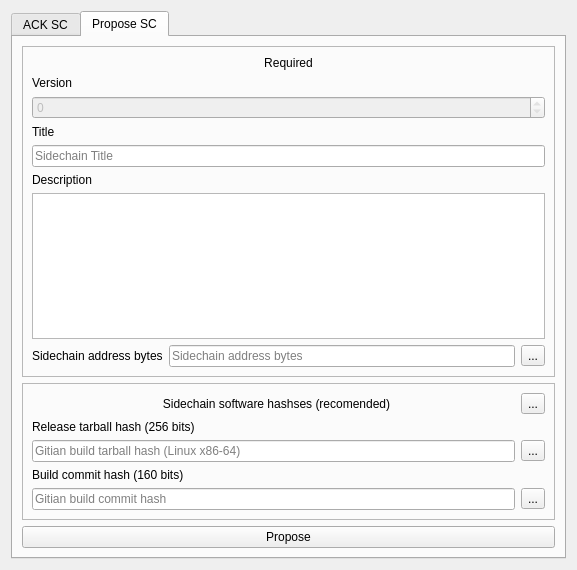
First picture: the form in src/qt/forms/sidechainactivationdialog.ui, repository torkelrogstad/mainchain, before the edit.
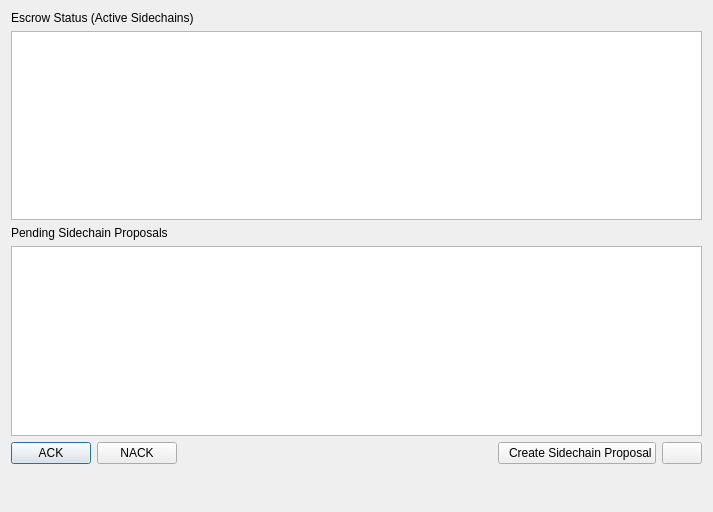
Second picture: the form after the edit. The open tabs and pages were chosen to show the change. Icons and pictures are not drawn.

Commit message:
Sidechain activation GUI updates
* Add sidechain proposal creation dialog and move functions from
sidechain activation dialog

* Remove frame around "make deposits / see withdrawals" tabs

* Remove tabs from sidechain activation dialog and combine all tables
into one page

```diff
--- a/src/qt/forms/sidechainactivationdialog.ui
+++ b/src/qt/forms/sidechainactivationdialog.ui
@@ -6,364 +6,103 @@
    <rect>
     <x>0</x>
     <y>0</y>
-    <width>577</width>
-    <height>570</height>
+    <width>713</width>
+    <height>512</height>
    </rect>
   </property>
   <property name="windowTitle">
    <string>Sidechain Activation Management</string>
   </property>
-  <layout class="QVBoxLayout" name="verticalLayout">
-   <item>
-    <widget class="QTabWidget" name="tabWidget">
-     <property name="currentIndex">
-      <number>0</number>
+  <layout class="QGridLayout" name="gridLayout">
+   <item row="1" column="0">
+    <widget class="QLabel" name="label">
+     <property name="text">
+      <string>Escrow Status (Active Sidechains)</string>
      </property>
-     <widget class="QWidget" name="tab">
-      <attribute name="title">
-       <string>ACK SC</string>
-      </attribute>
-      <layout class="QVBoxLayout" name="verticalLayout_2">
-       <item>
-        <widget class="QLabel" name="label_7">
-         <property name="text">
-          <string>Active sidechain proposals</string>
-         </property>
-        </widget>
-       </item>
-       <item>
-        <widget class="QTableView" name="tableViewActivation"/>
-       </item>
-       <item>
-        <widget class="QPushButton" name="pushButtonActivate">
-         <property name="text">
-          <string>ACK</string>
-         </property>
-        </widget>
-       </item>
-       <item>
-        <widget class="QPushButton" name="pushButtonReject">
-         <property name="text">
-          <string>NACK</string>
-         </property>
-        </widget>
-       </item>
-       <item>
-        <widget class="QPushButton" name="pushButtonHelp">
-         <property name="text">
-          <string>Help</string>
-         </property>
-        </widget>
-       </item>
-       <item>
-        <widget class="QLabel" name="label">
-         <property name="text">
-          <string>Escrow Status</string>
-         </property>
-        </widget>
-       </item>
-       <item>
-        <widget class="QTableView" name="tableViewEscrow"/>
-       </item>
-      </layout>
-     </widget>
-     <widget class="QWidget" name="tab_2">
-      <attribute name="title">
-       <string>Propose SC</string>
-      </attribute>
-      <layout class="QVBoxLayout" name="verticalLayout_4">
-       <item>
-        <widget class="QFrame" name="frame_13">
-         <property name="frameShape">
-          <enum>QFrame::StyledPanel</enum>
-         </property>
-         <property name="frameShadow">
-          <enum>QFrame::Raised</enum>
-         </property>
-         <layout class="QVBoxLayout" name="verticalLayout_12">
-          <item>
-           <widget class="QLabel" name="label_3">
-            <property name="text">
-             <string>Required</string>
-            </property>
-            <property name="alignment">
-             <set>Qt::AlignCenter</set>
-            </property>
-           </widget>
-          </item>
-          <item>
-           <widget class="QLabel" name="label_13">
-            <property name="text">
-             <string>Version</string>
-            </property>
-           </widget>
-          </item>
-          <item>
-           <widget class="QSpinBox" name="spinBoxVersion">
-            <property name="enabled">
-             <bool>false</bool>
-            </property>
-            <property name="maximum">
-             <number>0</number>
-            </property>
-           </widget>
-          </item>
-          <item>
-           <widget class="QLabel" name="label_4">
-            <property name="text">
-             <string>Title</string>
-            </property>
-           </widget>
-          </item>
-          <item>
-           <widget class="QLineEdit" name="lineEditTitle">
-            <property name="placeholderText">
-             <string>Sidechain Title</string>
-            </property>
-           </widget>
-          </item>
-          <item>
-           <widget class="QLabel" name="label_5">
-            <property name="text">
-             <string>Description</string>
-            </property>
-           </widget>
-          </item>
-          <item>
-           <widget class="QPlainTextEdit" name="plainTextEditDescription">
-            <property name="plainText">
-             <string/>
-            </property>
-            <property name="placeholderText">
-             <string>Describe the sidechain...</string>
-            </property>
-           </widget>
-          </item>
-          <item>
-           <widget class="QFrame" name="frame_11">
-            <property name="frameShape">
-             <enum>QFrame::NoFrame</enum>
-            </property>
-            <property name="frameShadow">
-             <enum>QFrame::Raised</enum>
-            </property>
-            <property name="lineWidth">
-             <number>0</number>
-            </property>
-            <layout class="QHBoxLayout" name="horizontalLayout_7">
-             <property name="leftMargin">
-              <number>0</number>
-             </property>
-             <property name="topMargin">
-              <number>0</number>
-             </property>
-             <property name="rightMargin">
-              <number>0</number>
-             </property>
-             <property name="bottomMargin">
-              <number>0</number>
-             </property>
-             <item>
-              <widget class="QLabel" name="label_6">
-               <property name="text">
-                <string>Sidechain address bytes</string>
-               </property>
-              </widget>
-             </item>
-             <item>
-              <widget class="QLineEdit" name="lineEditHash">
-               <property name="text">
-                <string/>
-               </property>
-               <property name="placeholderText">
-                <string>Sidechain address bytes</string>
-               </property>
-              </widget>
-             </item>
-             <item>
-              <widget class="QToolButton" name="toolButtonKeyHash">
-               <property name="text">
-                <string>...</string>
-               </property>
-               <property name="icon">
-                <iconset resource="../drivenet.qrc">
-                 <normaloff>:/icons/transaction_0</normaloff>:/icons/transaction_0</iconset>
-               </property>
-              </widget>
-             </item>
-            </layout>
-           </widget>
-          </item>
-         </layout>
-        </widget>
-       </item>
-       <item>
-        <widget class="QFrame" name="frame_12">
-         <property name="frameShape">
-          <enum>QFrame::StyledPanel</enum>
-         </property>
-         <property name="frameShadow">
-          <enum>QFrame::Raised</enum>
-         </property>
-         <layout class="QVBoxLayout" name="verticalLayout_13">
-          <item>
-           <widget class="QFrame" name="frame_7">
-            <property name="frameShape">
-             <enum>QFrame::NoFrame</enum>
-            </property>
-            <property name="frameShadow">
-             <enum>QFrame::Raised</enum>
-            </property>
-            <layout class="QHBoxLayout" name="horizontalLayout_4">
-             <property name="spacing">
-              <number>0</number>
-             </property>
-             <property name="leftMargin">
-              <number>0</number>
-             </property>
-             <property name="topMargin">
-              <number>0</number>
-             </property>
-             <property name="rightMargin">
-              <number>0</number>
-             </property>
-             <property name="bottomMargin">
-              <number>0</number>
-             </property>
-             <item>
-              <widget class="QLabel" name="label_2">
-               <property name="text">
-                <string>Sidechain software hashses (recomended)</string>
-               </property>
-               <property name="alignment">
-                <set>Qt::AlignCenter</set>
-               </property>
-              </widget>
-             </item>
-             <item>
-              <widget class="QToolButton" name="toolButtonSoftwareHashes">
-               <property name="text">
-                <string>...</string>
-               </property>
-               <property name="icon">
-                <iconset resource="../drivenet.qrc">
-                 <normaloff>:/icons/transaction_0</normaloff>:/icons/transaction_0</iconset>
-               </property>
-              </widget>
-             </item>
-            </layout>
-           </widget>
-          </item>
-          <item>
-           <widget class="QLabel" name="label_11">
-            <property name="text">
-             <string>Release tarball hash (256 bits)</string>
-            </property>
-           </widget>
-          </item>
-          <item>
-           <widget class="QFrame" name="frame_9">
-            <property name="frameShape">
-             <enum>QFrame::NoFrame</enum>
-            </property>
-            <property name="frameShadow">
-             <enum>QFrame::Raised</enum>
-            </property>
-            <layout class="QHBoxLayout" name="horizontalLayout_5">
-             <property name="leftMargin">
-              <number>0</number>
-             </property>
-             <property name="topMargin">
-              <number>0</number>
-             </property>
-             <property name="rightMargin">
-              <number>0</number>
-             </property>
-             <property name="bottomMargin">
-              <number>0</number>
-             </property>
-             <item>
-              <widget class="QLineEdit" name="lineEditIDHash1">
-               <property name="placeholderText">
-                <string>Gitian build tarball hash (Linux x86-64)</string>
-               </property>
-              </widget>
-             </item>
-             <item>
-              <widget class="QToolButton" name="toolButtonIDHash1">
-               <property name="text">
-                <string>...</string>
-               </property>
-               <property name="icon">
-                <iconset resource="../drivenet.qrc">
-                 <normaloff>:/icons/transaction_0</normaloff>:/icons/transaction_0</iconset>
-               </property>
-              </widget>
-             </item>
-            </layout>
-           </widget>
-          </item>
-          <item>
-           <widget class="QLabel" name="label_12">
-            <property name="text">
-             <string>Build commit hash (160 bits)</string>
-            </property>
-           </widget>
-          </item>
-          <item>
-           <widget class="QFrame" name="frame_10">
-            <property name="frameShape">
-             <enum>QFrame::NoFrame</enum>
-            </property>
-            <property name="frameShadow">
-             <enum>QFrame::Raised</enum>
-            </property>
-            <layout class="QHBoxLayout" name="horizontalLayout_6">
-             <property name="leftMargin">
-              <number>0</number>
-             </property>
-             <property name="topMargin">
-              <number>0</number>
-             </property>
-             <property name="rightMargin">
-              <number>0</number>
-             </property>
-             <property name="bottomMargin">
-              <number>0</number>
-             </property>
-             <item>
-              <widget class="QLineEdit" name="lineEditIDHash2">
-               <property name="placeholderText">
-                <string>Gitian build commit hash</string>
-               </property>
-              </widget>
-             </item>
-             <item>
-              <widget class="QToolButton" name="toolButtonIDHash2">
-               <property name="text">
-                <string>...</string>
-               </property>
-               <property name="icon">
-                <iconset resource="../drivenet.qrc">
-                 <normaloff>:/icons/transaction_0</normaloff>:/icons/transaction_0</iconset>
-               </property>
-              </widget>
-             </item>
-            </layout>
-           </widget>
-          </item>
-         </layout>
-        </widget>
-       </item>
-       <item>
-        <widget class="QPushButton" name="pushButtonPropose">
-         <property name="text">
-          <string>Propose</string>
-         </property>
-        </widget>
-       </item>
-      </layout>
-     </widget>
+    </widget>
+   </item>
+   <item row="5" column="0">
+    <widget class="QTableView" name="tableViewActivation"/>
+   </item>
+   <item row="2" column="0">
+    <widget class="QTableView" name="tableViewEscrow"/>
+   </item>
+   <item row="6" column="0">
+    <layout class="QHBoxLayout" name="horizontalLayout_3" stretch="0,0,0,0,0">
+     <property name="sizeConstraint">
+      <enum>QLayout::SetDefaultConstraint</enum>
+     </property>
+     <item>
+      <widget class="QPushButton" name="pushButtonActivate">
+       <property name="text">
+        <string>ACK</string>
+       </property>
+      </widget>
+     </item>
+     <item>
+      <widget class="QPushButton" name="pushButtonReject">
+       <property name="text">
+        <string>NACK</string>
+       </property>
+      </widget>
+     </item>
+     <item>
+      <spacer name="horizontalSpacer">
+       <property name="orientation">
+        <enum>Qt::Horizontal</enum>
+       </property>
+       <property name="sizeHint" stdset="0">
+        <size>
+         <width>40</width>
+         <height>20</height>
+        </size>
+       </property>
+      </spacer>
+     </item>
+     <item>
+      <widget class="QPushButton" name="pushButtonCreate">
+       <property name="sizePolicy">
+        <sizepolicy hsizetype="Maximum" vsizetype="Fixed">
+         <horstretch>0</horstretch>
+         <verstretch>0</verstretch>
+        </sizepolicy>
+       </property>
+       <property name="text">
+        <string>  Create Sidechain Proposal</string>
+       </property>
+       <property name="icon">
+        <iconset resource="../drivenet.qrc">
+         <normaloff>:/icons/add</normaloff>:/icons/add</iconset>
+       </property>
+      </widget>
+     </item>
+     <item>
+      <widget class="QPushButton" name="pushButtonHelp">
+       <property name="text">
+        <string/>
+       </property>
+      </widget>
+     </item>
+    </layout>
+   </item>
+   <item row="7" column="0">
+    <spacer name="verticalSpacer">
+     <property name="orientation">
+      <enum>Qt::Vertical</enum>
+     </property>
+     <property name="sizeHint" stdset="0">
+      <size>
+       <width>20</width>
+       <height>40</height>
+      </size>
+     </property>
+    </spacer>
+   </item>
+   <item row="4" column="0">
+    <widget class="QLabel" name="label_7">
+     <property name="text">
+      <string>Pending Sidechain Proposals</string>
+     </property>
     </widget>
    </item>
   </layout>
```
The commit also changes 8 other files.
